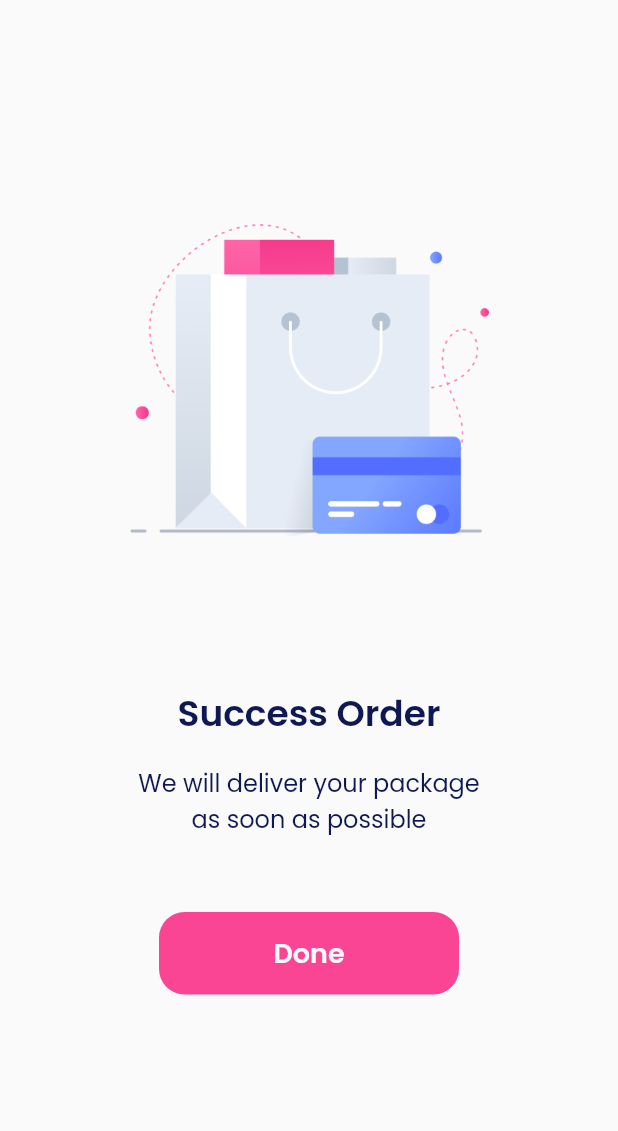
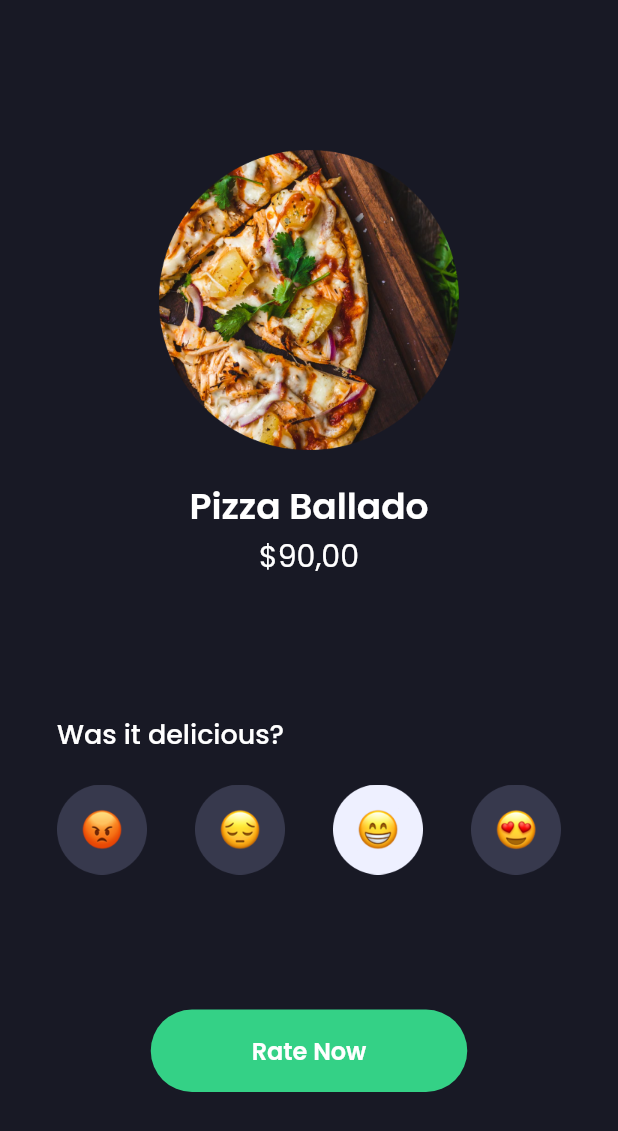
Before and after one commit to triardn/sevendays, a Flutter app: the screen it shows after launch, on a phone screen of 412 x 824 dp. Shown: the top 1131 px of the screen. Run offline on Flutter 3.47's test engine with Material 2 defaults, Android fonts, the phone set to English and light mode, and no system bars; our stand-ins replace google_fonts.

Commit message:
add page rating food

```diff
--- a/lib/main.dart
+++ b/lib/main.dart
@@ -1,5 +1,5 @@
 import 'package:flutter/material.dart';
-import 'package:sample_app/pages/first_empty.dart';
+import 'package:sample_app/pages/first_rating.dart';
 
 void main() => runApp(const SevenDays());
 
@@ -10,7 +10,7 @@ class SevenDays extends StatelessWidget {
   Widget build(BuildContext context) {
     return const MaterialApp(
       debugShowCheckedModeBanner: false,
-      home: FirstEmpty(),
+      home: FirstRating(),
     );
   }
 }
--- /dev/null
+++ b/lib/pages/first_rating.dart
@@ -0,0 +1,89 @@
+import 'package:flutter/material.dart';
+import 'package:sample_app/widgets/theme.dart';
+
+class FirstRating extends StatelessWidget {
+  const FirstRating({super.key});
+
+  @override
+  Widget build(BuildContext context) {
+    return Scaffold(
+      backgroundColor: const Color(0xff181925),
+      body: Padding(
+        padding: const EdgeInsets.only(
+          top: 100.0,
+          left: 38,
+          right: 38,
+        ),
+        child: Column(
+          children: [
+            Center(
+              child: Image.asset(
+                'assets/images/pizza.png',
+                width: 200,
+              ),
+            ),
+            const SizedBox(height: 20),
+            Text(
+              'Pizza Ballado',
+              style: foodTitleTextStyle,
+            ),
+            Text(
+              '\$90,00',
+              style: foodPriceTextStyle,
+            ),
+            const SizedBox(height: 90),
+            Column(
+              crossAxisAlignment: CrossAxisAlignment.start,
+              children: [
+                Text(
+                  'Was it delicious?',
+                  style: foodReviewQuestionTextStyle,
+                ),
+                const SizedBox(height: 20),
+                Row(
+                  mainAxisAlignment: MainAxisAlignment.spaceBetween,
+                  children: [
+                    Image.asset(
+                      'assets/images/emoji_one.png',
+                      width: 60,
+                    ),
+                    const SizedBox(width: 20),
+                    Image.asset(
+                      'assets/images/emoji_two.png',
+                      width: 60,
+                    ),
+                    const SizedBox(width: 20),
+                    Image.asset(
+                      'assets/images/emoji_three.png',
+                      width: 60,
+                    ),
+                    const SizedBox(width: 20),
+                    Image.asset(
+                      'assets/images/emoji_four.png',
+                      width: 60,
+                    ),
+                  ],
+                ),
+              ],
+            ),
+            const SizedBox(height: 90),
+            Container(
+              width: 211,
+              height: 55,
+              decoration: BoxDecoration(
+                color: const Color(0xff34D186),
+                borderRadius: BorderRadius.circular(70),
+              ),
+              child: Align(
+                child: Text(
+                  'Rate Now',
+                  style: rateNowTextStyle,
+                ),
+              ),
+            ),
+          ],
+        ),
+      ),
+    );
+  }
+}
--- a/lib/widgets/theme.dart
+++ b/lib/widgets/theme.dart
@@ -35,3 +35,43 @@ TextStyle subtitleTextStyle = GoogleFonts.poppins(
   fontSize: 16,
   fontWeight: FontWeight.w300,
 );
+
+// Rating Screen
+TextStyle foodTitleTextStyle = GoogleFonts.poppins(
+  color: whiteColor,
+  fontSize: 24,
+  fontWeight: FontWeight.w600,
+);
+
+TextStyle foodPriceTextStyle = GoogleFonts.poppins(
+  color: whiteColor,
+  fontSize: 20,
+);
+
+TextStyle foodReviewQuestionTextStyle = GoogleFonts.poppins(
+  color: whiteColor,
+  fontSize: 18,
+  fontWeight: FontWeight.w500,
+);
+
+TextStyle rateNowTextStyle = GoogleFonts.poppins(
+  color: whiteColor,
+  fontSize: 16,
+  fontWeight: FontWeight.w600,
+);
+
+// Second Rating Screen
+TextStyle titleRateTextStyle = GoogleFonts.poppins(
+  color: const Color(0xff121622),
+  fontSize: 20,
+  fontWeight: FontWeight.w600,
+);
+
+TextStyle subtitleRateTextStyle = GoogleFonts.poppins(
+  color: const Color(0xff808EAB),
+  fontSize: 16,
+);
+
+TextStyle messageTextStyle = GoogleFonts.poppins(
+  color: const Color(0xff808EAB),
+);
```
